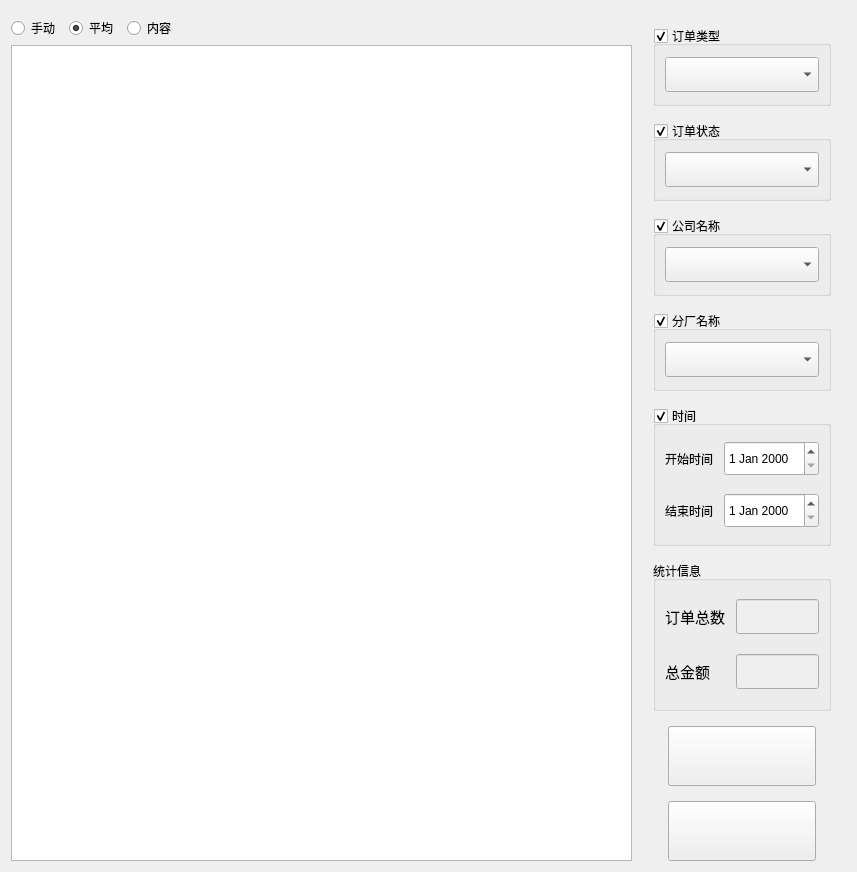
This is Qt/ERP/formfinance.ui in superp2017/NTERP as Qt 5 draws it before an edit. The edited form follows.
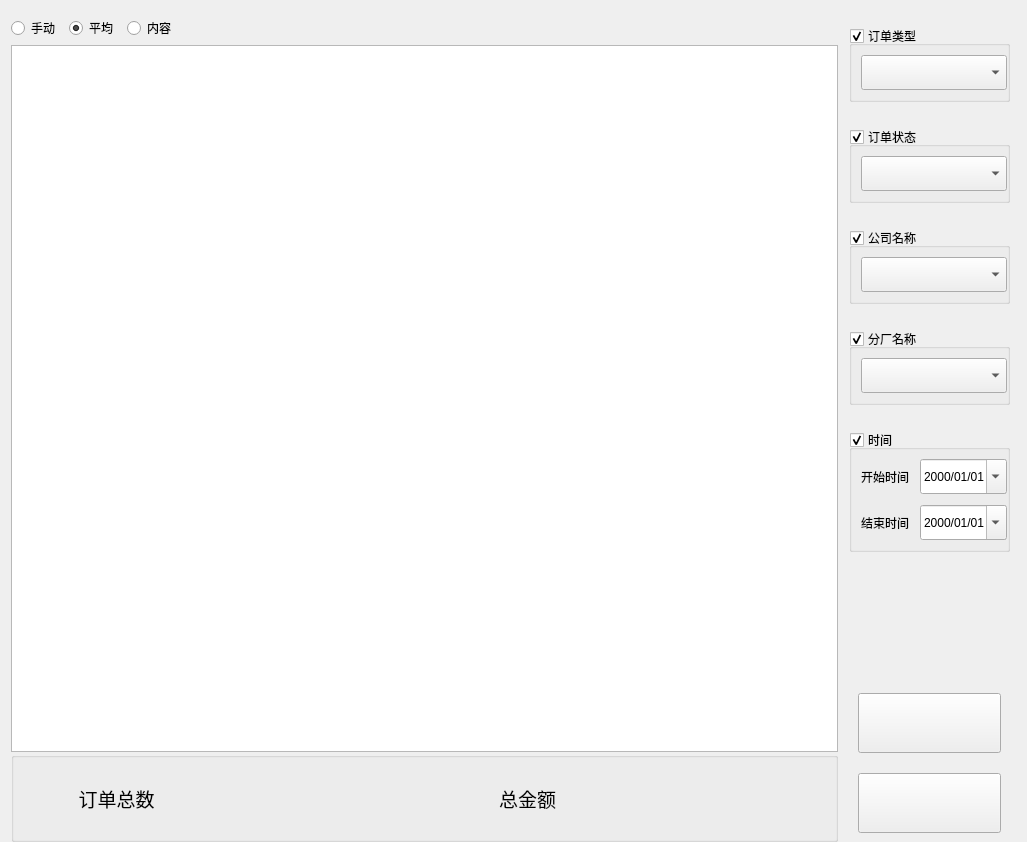
This is the edited form. Custom widgets are drawn as their Qt base class.

Diff of the .ui file:
```diff
--- a/Qt/ERP/formfinance.ui
+++ b/Qt/ERP/formfinance.ui
@@ -9,14 +9,17 @@
    <rect>
     <x>0</x>
     <y>0</y>
-    <width>857</width>
-    <height>872</height>
+    <width>1027</width>
+    <height>842</height>
    </rect>
   </property>
   <property name="windowTitle">
    <string>Form</string>
   </property>
-  <layout class="QGridLayout" name="gridLayout_4" columnstretch="6,1">
+  <layout class="QGridLayout" name="gridLayout_4" columnstretch="7,1">
+   <property name="bottomMargin">
+    <number>0</number>
+   </property>
    <item row="0" column="0">
     <layout class="QVBoxLayout" name="verticalLayout_2">
      <property name="spacing">
@@ -78,21 +81,141 @@
      <item>
       <widget class="M_TableWidget" name="tableWidget"/>
      </item>
+     <item>
+      <widget class="QGroupBox" name="groupBox_info">
+       <property name="minimumSize">
+        <size>
+         <width>0</width>
+         <height>90</height>
+        </size>
+       </property>
+       <property name="maximumSize">
+        <size>
+         <width>16777215</width>
+         <height>90</height>
+        </size>
+       </property>
+       <property name="font">
+        <font>
+         <family>Bahnschrift</family>
+        </font>
+       </property>
+       <property name="title">
+        <string/>
+       </property>
+       <layout class="QHBoxLayout" name="horizontalLayout_2">
+        <property name="spacing">
+         <number>0</number>
+        </property>
+        <property name="leftMargin">
+         <number>0</number>
+        </property>
+        <property name="topMargin">
+         <number>0</number>
+        </property>
+        <property name="rightMargin">
+         <number>0</number>
+        </property>
+        <property name="bottomMargin">
+         <number>0</number>
+        </property>
+        <item>
+         <widget class="QLabel" name="label_5">
+          <property name="minimumSize">
+           <size>
+            <width>0</width>
+            <height>35</height>
+           </size>
+          </property>
+          <property name="font">
+           <font>
+            <pointsize>14</pointsize>
+           </font>
+          </property>
+          <property name="text">
+           <string>订单总数</string>
+          </property>
+          <property name="alignment">
+           <set>Qt::AlignCenter</set>
+          </property>
+         </widget>
+        </item>
+        <item>
+         <widget class="QLabel" name="label_order_num">
+          <property name="font">
+           <font>
+            <pointsize>24</pointsize>
+            <weight>75</weight>
+            <bold>true</bold>
+           </font>
+          </property>
+          <property name="text">
+           <string/>
+          </property>
+          <property name="alignment">
+           <set>Qt::AlignLeading|Qt::AlignLeft|Qt::AlignVCenter</set>
+          </property>
+         </widget>
+        </item>
+        <item>
+         <widget class="QLabel" name="label_6">
+          <property name="minimumSize">
+           <size>
+            <width>0</width>
+            <height>35</height>
+           </size>
+          </property>
+          <property name="font">
+           <font>
+            <pointsize>14</pointsize>
+           </font>
+          </property>
+          <property name="text">
+           <string>总金额</string>
+          </property>
+          <property name="alignment">
+           <set>Qt::AlignCenter</set>
+          </property>
+         </widget>
+        </item>
+        <item>
+         <widget class="QLabel" name="label_order_money">
+          <property name="font">
+           <font>
+            <pointsize>24</pointsize>
+            <weight>75</weight>
+            <bold>true</bold>
+           </font>
+          </property>
+          <property name="text">
+           <string/>
+          </property>
+          <property name="alignment">
+           <set>Qt::AlignLeading|Qt::AlignLeft|Qt::AlignVCenter</set>
+          </property>
+         </widget>
+        </item>
+       </layout>
+      </widget>
+     </item>
     </layout>
    </item>
    <item row="0" column="1">
     <layout class="QVBoxLayout" name="verticalLayout_3">
      <property name="spacing">
-      <number>15</number>
+      <number>25</number>
      </property>
      <property name="leftMargin">
-      <number>15</number>
+      <number>5</number>
      </property>
      <property name="topMargin">
       <number>15</number>
      </property>
      <property name="rightMargin">
-      <number>15</number>
+      <number>6</number>
+     </property>
+     <property name="bottomMargin">
+      <number>9</number>
      </property>
      <item>
       <widget class="QGroupBox" name="groupBox_order_type">
@@ -109,6 +232,9 @@
         <bool>true</bool>
        </property>
        <layout class="QGridLayout" name="gridLayout_6">
+        <property name="rightMargin">
+         <number>0</number>
+        </property>
         <item row="0" column="0">
          <widget class="QComboBox" name="comboBox_order_type">
           <property name="minimumSize">
@@ -137,6 +263,9 @@
         <bool>true</bool>
        </property>
        <layout class="QGridLayout" name="gridLayout_7">
+        <property name="rightMargin">
+         <number>0</number>
+        </property>
         <item row="0" column="0">
          <widget class="QComboBox" name="comboBox_order_status">
           <property name="minimumSize">
@@ -168,6 +297,9 @@
         <bool>true</bool>
        </property>
        <layout class="QGridLayout" name="gridLayout_2" columnstretch="1">
+        <property name="rightMargin">
+         <number>0</number>
+        </property>
         <property name="spacing">
          <number>11</number>
         </property>
@@ -202,6 +334,9 @@
         <bool>true</bool>
        </property>
        <layout class="QGridLayout" name="gridLayout_3" columnstretch="1">
+        <property name="rightMargin">
+         <number>0</number>
+        </property>
         <property name="horizontalSpacing">
          <number>11</number>
         </property>
@@ -233,6 +368,9 @@
         <bool>true</bool>
        </property>
        <layout class="QGridLayout" name="gridLayout" columnstretch="1,3">
+        <property name="rightMargin">
+         <number>0</number>
+        </property>
         <property name="spacing">
          <number>11</number>
         </property>
@@ -257,6 +395,12 @@
             <height>35</height>
            </size>
           </property>
+          <property name="displayFormat">
+           <string>yyyy/MM/dd</string>
+          </property>
+          <property name="calendarPopup">
+           <bool>true</bool>
+          </property>
          </widget>
         </item>
         <item row="1" column="0">
@@ -280,140 +424,40 @@
             <height>35</height>
            </size>
           </property>
+          <property name="displayFormat">
+           <string>yyyy/MM/dd</string>
+          </property>
+          <property name="calendarPopup">
+           <bool>true</bool>
+          </property>
          </widget>
         </item>
        </layout>
       </widget>
      </item>
      <item>
-      <widget class="QGroupBox" name="groupBox_info">
-       <property name="minimumSize">
-        <size>
-         <width>0</width>
-         <height>150</height>
-        </size>
+      <spacer name="verticalSpacer">
+       <property name="orientation">
+        <enum>Qt::Vertical</enum>
        </property>
-       <property name="maximumSize">
+       <property name="sizeHint" stdset="0">
         <size>
-         <width>16777215</width>
-         <height>200</height>
+         <width>20</width>
+         <height>40</height>
         </size>
        </property>
-       <property name="title">
-        <string>统计信息</string>
-       </property>
-       <layout class="QGridLayout" name="gridLayout_5" columnstretch="1,3">
-        <property name="spacing">
-         <number>11</number>
-        </property>
-        <item row="1" column="1">
-         <widget class="QLineEdit" name="lineEdit_order_money">
-          <property name="enabled">
-           <bool>false</bool>
-          </property>
-          <property name="minimumSize">
-           <size>
-            <width>0</width>
-            <height>35</height>
-           </size>
-          </property>
-          <property name="font">
-           <font>
-            <pointsize>16</pointsize>
-            <weight>75</weight>
-            <bold>true</bold>
-           </font>
-          </property>
-          <property name="layoutDirection">
-           <enum>Qt::RightToLeft</enum>
-          </property>
-          <property name="text">
-           <string/>
-          </property>
-          <property name="alignment">
-           <set>Qt::AlignRight|Qt::AlignTrailing|Qt::AlignVCenter</set>
-          </property>
-         </widget>
-        </item>
-        <item row="0" column="1">
-         <widget class="QLineEdit" name="lineEdit_ordernum">
-          <property name="enabled">
-           <bool>false</bool>
-          </property>
-          <property name="minimumSize">
-           <size>
-            <width>0</width>
-            <height>35</height>
-           </size>
-          </property>
-          <property name="font">
-           <font>
-            <pointsize>16</pointsize>
-           </font>
-          </property>
-          <property name="layoutDirection">
-           <enum>Qt::RightToLeft</enum>
-          </property>
-          <property name="text">
-           <string/>
-          </property>
-          <property name="alignment">
-           <set>Qt::AlignRight|Qt::AlignTrailing|Qt::AlignVCenter</set>
-          </property>
-          <property name="dragEnabled">
-           <bool>true</bool>
-          </property>
-         </widget>
-        </item>
-        <item row="1" column="0">
-         <widget class="QLabel" name="label_6">
-          <property name="minimumSize">
-           <size>
-            <width>0</width>
-            <height>35</height>
-           </size>
-          </property>
-          <property name="font">
-           <font>
-            <pointsize>11</pointsize>
-           </font>
-          </property>
-          <property name="text">
-           <string>总金额</string>
-          </property>
-         </widget>
-        </item>
-        <item row="0" column="0">
-         <widget class="QLabel" name="label_5">
-          <property name="minimumSize">
-           <size>
-            <width>0</width>
-            <height>35</height>
-           </size>
-          </property>
-          <property name="font">
-           <font>
-            <pointsize>11</pointsize>
-           </font>
-          </property>
-          <property name="text">
-           <string>订单总数</string>
-          </property>
-         </widget>
-        </item>
-       </layout>
-      </widget>
+      </spacer>
      </item>
      <item>
       <layout class="QVBoxLayout" name="verticalLayout">
        <property name="spacing">
-        <number>15</number>
+        <number>20</number>
        </property>
        <property name="leftMargin">
-        <number>15</number>
+        <number>9</number>
        </property>
        <property name="rightMargin">
-        <number>15</number>
+        <number>9</number>
        </property>
        <item>
         <widget class="QPushButton" name="pushButton_search">
```
Left out of the diff: 3 changed lines with no effect on the pictures.
